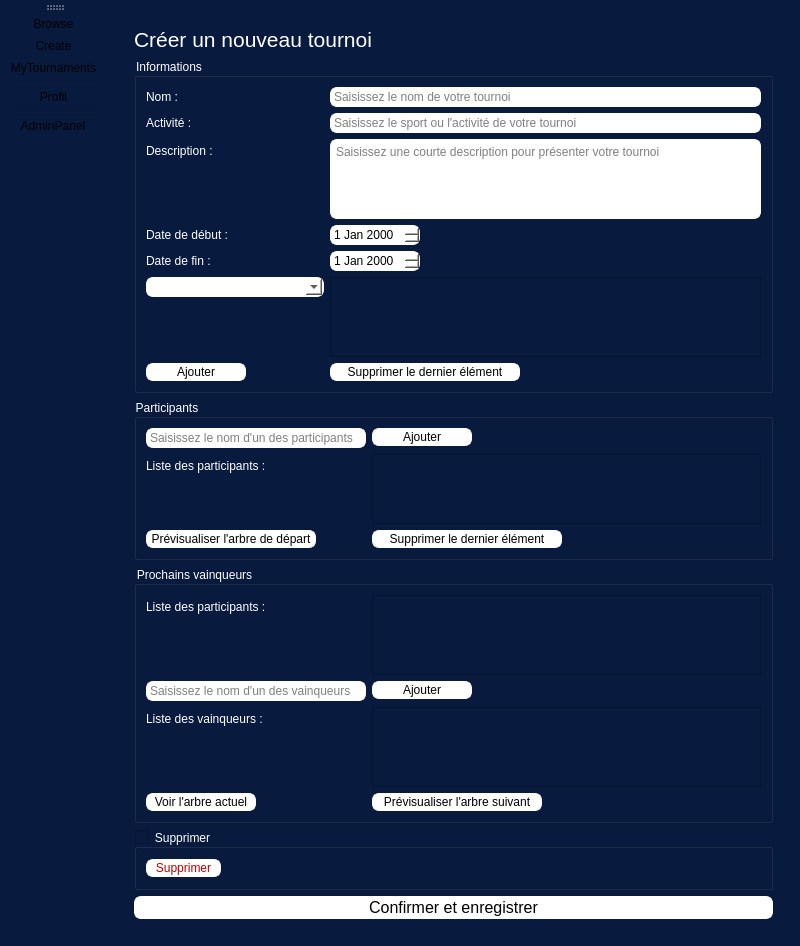
Qt form source/application/application.ui (Projet-Trophee-NSI/Olympic-Tournament) before a commit.
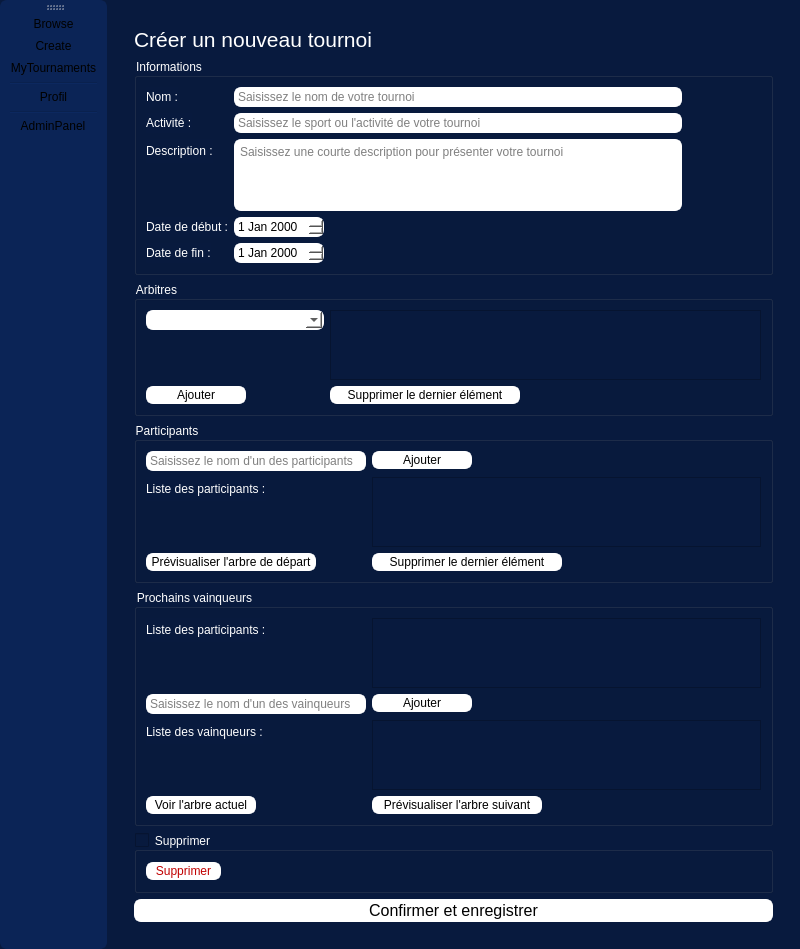
The same form after that commit. The open tabs and pages were chosen to show the change.

What changed in the file:
```diff
--- a/source/application/application.ui
+++ b/source/application/application.ui
@@ -1192,7 +1192,19 @@
                  </property>
                 </widget>
                </item>
-               <item row="5" column="0">
+              </layout>
+             </widget>
+            </item>
+            <item>
+             <widget class="QGroupBox" name="tournamentArbiterGroupBox">
+              <property name="title">
+               <string>Arbitres</string>
+              </property>
+              <property name="flat">
+               <bool>true</bool>
+              </property>
+              <layout class="QFormLayout" name="formLayout_9">
+               <item row="0" column="0">
                 <widget class="QComboBox" name="arbiterNameComboBox">
                  <property name="minimumSize">
                   <size>
@@ -1239,7 +1251,7 @@
                  </item>
                 </widget>
                </item>
-               <item row="5" column="1">
+               <item row="0" column="1">
                 <widget class="QListWidget" name="arbiterListWidget">
                  <property name="maximumSize">
                   <size>
@@ -1249,7 +1261,7 @@
                  </property>
                 </widget>
                </item>
-               <item row="6" column="0">
+               <item row="1" column="0">
                 <widget class="QPushButton" name="addArbiterPushButton">
                  <property name="minimumSize">
                   <size>
@@ -1274,7 +1286,7 @@
                  </property>
                 </widget>
                </item>
-               <item row="6" column="1">
+               <item row="1" column="1">
                 <widget class="QPushButton" name="delLastArbiterPushButton">
                  <property name="minimumSize">
                   <size>
@@ -1892,7 +1904,9 @@
     <string notr="true">color: rgb(0, 0, 0);
 border: 2px solid;
 border-radius: 7px;
-border-color: rgb(8, 26, 62);</string>
+border-color: rgb(8, 26, 62);
+border-color: rgb(11, 36, 86);
+background-color: rgb(11, 36, 86);</string>
    </property>
    <property name="iconSize">
     <size>
```
